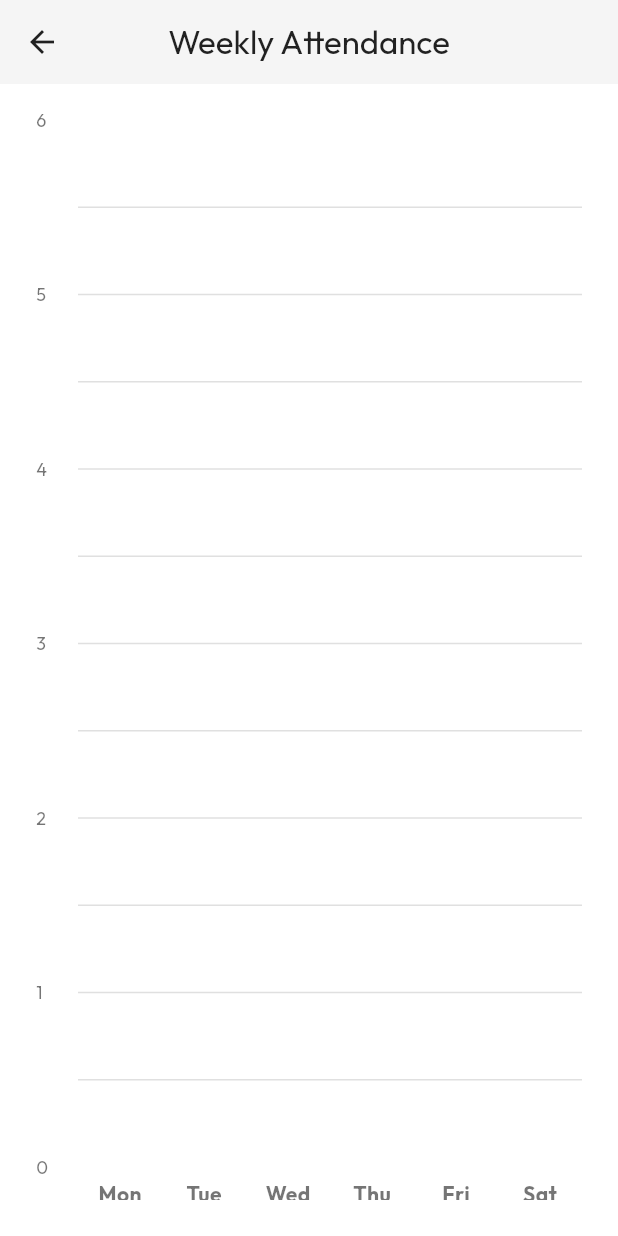
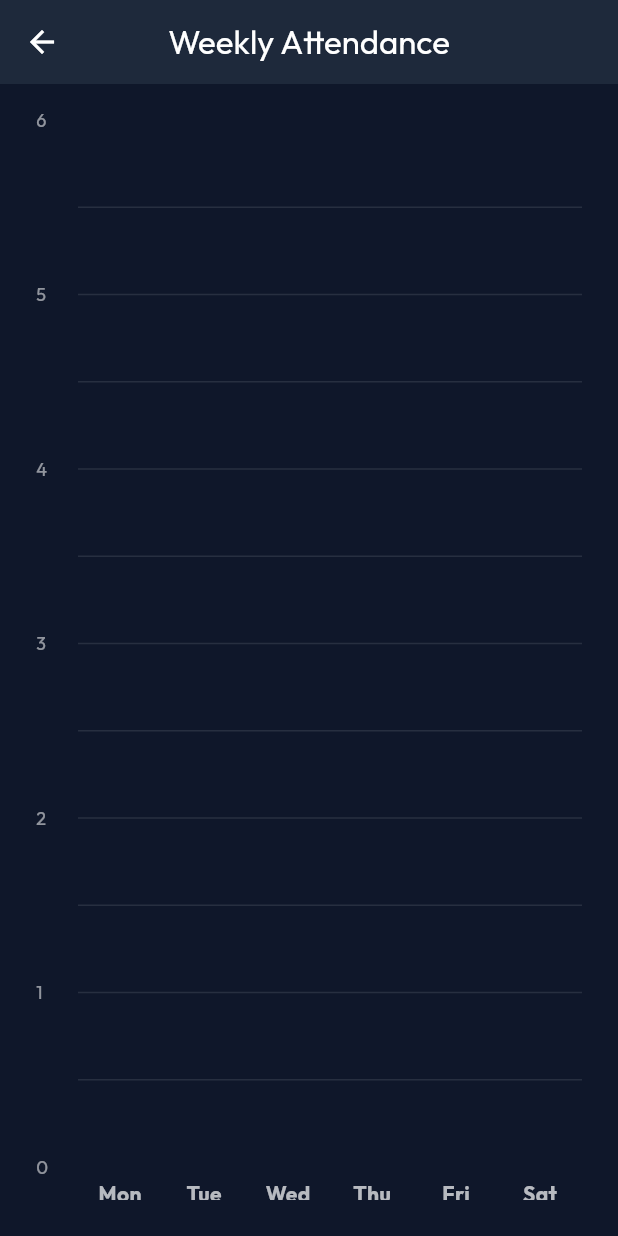
Before and after one commit to parthipanaideveloper/Face-Attendance-Management-, a Flutter app: the DashboardScreen screen opened directly, after a tap on "Analytical Chart", on a phone screen of 412 x 824 dp. Run offline on Flutter 3.47's test engine with Material 3 defaults, Android fonts, the phone set to English and light mode, and no system bars; drawn by our look-alikes of fl_chart, flutter_animate; our stand-ins replace camera, cloud_firestore, firebase_core, flutter_riverpod, flutter_tts, google_fonts and 2 more; missing offline and left inert: face_anti_spoofing_detector, google_mlkit_face_detection, tflite_flutter; accounts and stored records are empty.

Commit message:
feat: Enterprise Architecture, Riverpod, and Premium UI

```diff
--- /dev/null
+++ b/student_attendance_app/lib/core/providers/db_provider.dart
@@ -0,0 +1,6 @@
+import 'package:flutter_riverpod/flutter_riverpod.dart';
+import 'package:student_attendance_app/database/db_helper.dart';
+
+final databaseProvider = Provider<DatabaseHelper>((ref) {
+  return DatabaseHelper();
+});
--- /dev/null
+++ b/student_attendance_app/lib/features/admin/dashboard_screen.dart
@@ -0,0 +1,266 @@
+import 'dart:io';
+import 'package:flutter/material.dart';
+import 'package:path_provider/path_provider.dart';
+import 'package:share_plus/share_plus.dart';
+import 'package:flutter_riverpod/flutter_riverpod.dart';
+import 'package:student_attendance_app/features/admin/providers/dashboard_provider.dart';
+import 'package:student_attendance_app/features/admin/admin_settings_screen.dart';
+import 'package:student_attendance_app/core/theme/app_theme.dart';
+import 'package:student_attendance_app/core/providers/db_provider.dart';
+import 'package:intl/intl.dart';
+import 'package:fl_chart/fl_chart.dart';
+import 'package:local_auth/local_auth.dart';
+import 'package:flutter_animate/flutter_animate.dart';
+
+class DashboardScreen extends ConsumerWidget {
+  const DashboardScreen({super.key});
+
+  Future<void> _exportAndShareCSV(BuildContext context, WidgetRef ref) async {
+    final now = DateTime.now();
+    final monthStr = "${now.year}-${now.month.toString().padLeft(2, '0')}";
+    try {
+      final db = ref.read(databaseProvider);
+      final records = await db.getAttendanceByMonth(monthStr);
+      String csv = "Date,Name,RegNo,Dept,InTime,OutTime,Status,Hours,Salary\n";
+      for (var r in records) {
+        double hours = 0;
+        if (r['in_time'] != null && r['out_time'] != null) {
+          try {
+             final inFormat = DateFormat("hh:mm a").parse(r['in_time']);
+             final outFormat = DateFormat("hh:mm a").parse(r['out_time']);
+             hours = outFormat.difference(inFormat).inMinutes / 60.0;
+             if (hours < 0) hours += 24;
+          } catch(e) {}
+        }
+        final salary = hours * 12.0; // Hourly wage
+        csv += "${r['date']},${r['name']},${r['register_no']},${r['dept']},${r['in_time']},${r['out_time'] ?? '--:--:--'},${r['status']},${hours.toStringAsFixed(2)},\$${salary.toStringAsFixed(2)}\n";
+      }
+
+      final directory = await getTemporaryDirectory();
+      final path = "${directory.path}/report_$monthStr.csv";
+      final file = File(path);
+      await file.writeAsString(csv);
+      Share.shareXFiles([XFile(file.path, mimeType: 'text/csv')], text: 'Attendance Report for $monthStr');
+    } catch (e) {
+       ScaffoldMessenger.of(context).showSnackBar(SnackBar(content: Text("Export Error: $e")));
+    }
+  }
+
+  void _openChartScreen(BuildContext context, List<int> weeklyData, Map<String, dynamic> analytics) {
+    Navigator.push(context, MaterialPageRoute(builder: (context) {
+      int total = analytics['total_students'] ?? 0;
+      double maxY = total.toDouble();
+      if (maxY < 6) maxY = 6.0;
+
+      return Scaffold(
+        backgroundColor: AppTheme.bgColor,
+        appBar: AppBar(
+          title: const Text("Weekly Attendance", style: TextStyle(color: Colors.white)),
+          backgroundColor: AppTheme.cardColor,
+          iconTheme: const IconThemeData(color: Colors.white),
+        ),
+        body: Padding(
+          padding: const EdgeInsets.all(24.0),
+          child: BarChart(
+            BarChartData(
+              alignment: BarChartAlignment.spaceAround,
+              maxY: maxY,
+              barTouchData: BarTouchData(enabled: true),
+              titlesData: FlTitlesData(
+                show: true,
+                bottomTitles: AxisTitles(
+                  sideTitles: SideTitles(
+                    showTitles: true,
+                    getTitlesWidget: (double value, TitleMeta meta) {
+                      const style = TextStyle(color: Colors.white70, fontWeight: FontWeight.bold, fontSize: 14);
+                      String text;
+                      switch (value.toInt()) {
+                        case 0: text = 'Mon'; break;
+                        case 1: text = 'Tue'; break;
+                        case 2: text = 'Wed'; break;
+                        case 3: text = 'Thu'; break;
+                        case 4: text = 'Fri'; break;
+                        case 5: text = 'Sat'; break;
+                        default: text = ''; break;
+                      }
+                      return Padding(padding: const EdgeInsets.only(top: 8.0), child: Text(text, style: style));
+                    },
+                  ),
+                ),
+                leftTitles: AxisTitles(
+                  sideTitles: SideTitles(
+                    showTitles: true,
+                    reservedSize: 28,
+                    interval: 1,
+                    getTitlesWidget: (double value, TitleMeta meta) {
+                       return Text(value.toInt().toString(), style: const TextStyle(color: Colors.white54, fontSize: 12));
+                    }
+                  ),
+                ),
+                topTitles: const AxisTitles(sideTitles: SideTitles(showTitles: false)),
+                rightTitles: const AxisTitles(sideTitles: SideTitles(showTitles: false)),
+              ),
+              gridData: FlGridData(show: true, drawVerticalLine: false, getDrawingHorizontalLine: (val) => FlLine(color: Colors.white10, strokeWidth: 1)),
+              borderData: FlBorderData(show: false),
+              barGroups: List.generate(6, (i) {
+                return BarChartGroupData(
+                  x: i,
+                  barRods: [
+                    BarChartRodData(
+                      toY: weeklyData[i].toDouble(),
+                      gradient: const LinearGradient(colors: [AppTheme.accentCyan, AppTheme.accentEmerald], begin: Alignment.bottomCenter, end: Alignment.topCenter),
+                      width: 22,
+                      borderRadius: const BorderRadius.only(topLeft: Radius.circular(6), topRight: Radius.circular(6)),
+                    )
+                  ],
+                );
+              }),
+            ),
+          ).animate().fadeIn(duration: 600.ms).slideY(begin: 0.2, end: 0, curve: Curves.easeOutCubic),
+        ),
+      );
+    }));
+  }
+
+  Widget _buildMenuCard(String title, IconData icon, Color color, VoidCallback onTap) {
+    return InkWell(
+      onTap: onTap,
+      borderRadius: BorderRadius.circular(24),
+      child: Container(
+        decoration: BoxDecoration(
+          color: AppTheme.cardColor,
+          borderRadius: BorderRadius.circular(24),
+          border: Border.all(color: Colors.white.withOpacity(0.05)),
+          boxShadow: [BoxShadow(color: Colors.black.withOpacity(0.3), blurRadius: 15, offset: const Offset(0, 8))],
+        ),
+        child: Column(
+          mainAxisAlignment: MainAxisAlignment.center,
+          children: [
+            Container(
+              padding: const EdgeInsets.all(16),
+              decoration: BoxDecoration(
+                color: color.withOpacity(0.1),
+                shape: BoxShape.circle,
+              ),
+              child: Icon(icon, size: 40, color: color),
+            ),
+            const SizedBox(height: 16),
+            Text(title, textAlign: TextAlign.center, style: const TextStyle(color: Colors.white, fontSize: 16, fontWeight: FontWeight.bold)),
+          ],
+        ),
+      ),
+    );
+  }
+
+  @override
+  Widget build(BuildContext context, WidgetRef ref) {
+    final statsAsync = ref.watch(dashboardStatsProvider);
+    final weeklyAsync = ref.watch(dashboardWeeklyProvider);
+
+    return Container(
+      color: AppTheme.bgColor,
+      padding: const EdgeInsets.symmetric(horizontal: 24, vertical: 16),
+      child: Column(
+        crossAxisAlignment: CrossAxisAlignment.stretch,
+        children: [
+          const SizedBox(height: 40),
+          Row(
+            mainAxisAlignment: MainAxisAlignment.spaceBetween,
+            children: [
+              const Column(
+                crossAxisAlignment: CrossAxisAlignment.start,
+                children: [
+                  Text("Admin Dashboard", style: TextStyle(color: Colors.white, fontSize: 28, fontWeight: FontWeight.bold, letterSpacing: 1.2)),
+                  SizedBox(height: 4),
+                  Text("Welcome back, Super Admin", style: TextStyle(color: Colors.white54, fontSize: 14)),
+                ],
+              ),
+              Container(
+                height: 50, width: 50,
+                decoration: BoxDecoration(
+                  shape: BoxShape.circle,
+                  color: AppTheme.cardColor,
+                  border: Border.all(color: AppTheme.accentCyan, width: 2),
+                ),
+                child: const Icon(Icons.shield, color: AppTheme.accentCyan),
+              ).animate().scale(delay: 200.ms, duration: 400.ms, curve: Curves.easeOutBack),
+            ],
+          ).animate().fadeIn(duration: 400.ms).slideX(begin: -0.1, end: 0),
+
+          const SizedBox(height: 30),
+
+          // Stats row
+          statsAsync.when(
+            data: (stats) {
+              return Row(
+                children: [
+                  Expanded(child: _buildStatCard("Total Staff", stats['total_students'].toString(), Icons.people, AppTheme.accentCyan)),
+                  const SizedBox(width: 16),
+                  Expanded(child: _buildStatCard("Present Today", stats['present_today'].toString(), Icons.check_circle, AppTheme.accentEmerald)),
+                ],
+              ).animate().fadeIn(delay: 200.ms).slideY(begin: 0.1, end: 0);
+            },
+            loading: () => const Center(child: CircularProgressIndicator(color: AppTheme.accentCyan)),
+            error: (err, stack) => Text("Error loading stats: $err", style: const TextStyle(color: Colors.redAccent)),
+          ),
+
+          const SizedBox(height: 30),
+
+          Expanded(
+            child: GridView.count(
+              crossAxisCount: 2,
+              crossAxisSpacing: 20,
+              mainAxisSpacing: 20,
+              children: [
+                _buildMenuCard("Analytical Chart", Icons.bar_chart, AppTheme.accentEmerald, () {
+                  weeklyAsync.whenData((weekly) {
+                     statsAsync.whenData((stats) {
+                         _openChartScreen(context, weekly, stats);
+                     });
+                  });
+                }).animate().fadeIn(delay: 300.ms).scale(),
+                _buildMenuCard("Live View Reports", Icons.receipt_long, Colors.orangeAccent, () {
+                  // Implement live view screen push here
+                }).animate().fadeIn(delay: 400.ms).scale(),
+                _buildMenuCard("Export & Share", Icons.ios_share, AppTheme.accentCyan, () => _exportAndShareCSV(context, ref)).animate().fadeIn(delay: 500.ms).scale(),
+                _buildMenuCard("Admin Settings", Icons.admin_panel_settings, Colors.purpleAccent, () async {
+                  final LocalAuthentication auth = LocalAuthentication();
+                  bool authenticated = false;
+                  try {
+                    authenticated = await auth.authenticate(
+                      localizedReason: 'Authenticate to access Admin Settings',
+                      options: const AuthenticationOptions(stickyAuth: true),
+                    );
+                  } catch (e) { print(e); }
+                  if (authenticated && context.mounted) {
+                    Navigator.push(context, MaterialPageRoute(builder: (_) => const AdminSettingsScreen()));
+                  }
+                }).animate().fadeIn(delay: 600.ms).scale(),
+              ],
+            ),
+          )
+        ],
+      ),
+    );
+  }
+
+  Widget _buildStatCard(String title, String value, IconData icon, Color color) {
+    return Container(
+      padding: const EdgeInsets.all(20),
+      decoration: BoxDecoration(
+        gradient: LinearGradient(colors: [color.withOpacity(0.2), color.withOpacity(0.05)], begin: Alignment.topLeft, end: Alignment.bottomRight),
+        borderRadius: BorderRadius.circular(20),
+        border: Border.all(color: color.withOpacity(0.3)),
+      ),
+      child: Column(
+        crossAxisAlignment: CrossAxisAlignment.start,
+        children: [
+          Icon(icon, color: color, size: 28),
+          const SizedBox(height: 12),
+          Text(value, style: const TextStyle(color: Colors.white, fontSize: 32, fontWeight: FontWeight.bold)),
+          Text(title, style: TextStyle(color: Colors.white.withOpacity(0.7), fontSize: 14)),
+        ],
+      ),
+    );
+  }
+}
--- /dev/null
+++ b/student_attendance_app/lib/features/admin/providers/dashboard_provider.dart
@@ -0,0 +1,12 @@
+import 'package:flutter_riverpod/flutter_riverpod.dart';
+import 'package:student_attendance_app/core/providers/db_provider.dart';
+
+final dashboardStatsProvider = FutureProvider<Map<String, dynamic>>((ref) async {
+  final db = ref.watch(databaseProvider);
+  return await db.getDashboardAnalytics();
+});
+
+final dashboardWeeklyProvider = FutureProvider<List<int>>((ref) async {
+  final db = ref.watch(databaseProvider);
+  return await db.getWeeklyAttendanceCounts();
+});
--- a/student_attendance_app/lib/screens/dashboard_screen.dart
+++ /dev/null
@@ -1,278 +0,0 @@
-import 'dart:io';
-import 'package:flutter/material.dart';
-import 'package:path_provider/path_provider.dart';
-import 'package:share_plus/share_plus.dart';
-import 'package:student_attendance_app/database/db_helper.dart';
-import 'package:student_attendance_app/screens/admin_settings_screen.dart';
-import 'package:student_attendance_app/utils/theme.dart';
-import 'package:intl/intl.dart';
-import 'package:fl_chart/fl_chart.dart';
-import 'package:local_auth/local_auth.dart';
-
-class DashboardScreen extends StatefulWidget {
-  const DashboardScreen({super.key});
-  @override
-  State<DashboardScreen> createState() => _DashboardScreenState();
-}
-
-class _DashboardScreenState extends State<DashboardScreen> {
-  Map<String, dynamic> _analytics = {'total_students': 0, 'present_today': 0, 'late_today': 0, 'absent_today': 0};
-  List<Map<String, dynamic>> _todayRecords = [];
-  bool _loading = true;
-  final double hourlyWage = 12.0;
-
-  @override
-  void initState() {
-    super.initState();
-    _loadData();
-  }
-
-  Future<void> _loadData() async {
-    setState(() => _loading = true);
-    final today = DateTime.now();
-    final dateStr = "${today.year}-${today.month.toString().padLeft(2, '0')}-${today.day.toString().padLeft(2, '0')}";
-    _todayRecords = await DatabaseHelper().getAttendanceByDate(dateStr);
-    _analytics = await DatabaseHelper().getDashboardAnalytics();
-    setState(() => _loading = false);
-  }
-
-  Future<void> _exportAndShareCSV() async {
-    final now = DateTime.now();
-    final monthStr = "${now.year}-${now.month.toString().padLeft(2, '0')}";
-    try {
-      final records = await DatabaseHelper().getAttendanceByMonth(monthStr);
-      String csv = "Date,Name,RegNo,Dept,InTime,OutTime,Status,Hours,Salary\n";
-      for (var r in records) {
-        double hours = 0;
-        if (r['in_time'] != null && r['out_time'] != null) {
-          try {
-             final inFormat = DateFormat("hh:mm a").parse(r['in_time']);
-             final outFormat = DateFormat("hh:mm a").parse(r['out_time']);
-             hours = outFormat.difference(inFormat).inMinutes / 60.0;
-             if (hours < 0) hours += 24;
-          } catch(e) {}
-        }
-        final salary = hours * hourlyWage;
-        csv += "${r['date']},${r['name']},${r['register_no']},${r['dept']},${r['in_time']},${r['out_time'] ?? '--:--:--'},${r['status']},${hours.toStringAsFixed(2)},\$${salary.toStringAsFixed(2)}\n";
-      }
-
-      final directory = await getTemporaryDirectory();
-      final path = "${directory.path}/report_$monthStr.csv";
-      final file = File(path);
-      await file.writeAsString(csv);
-      Share.shareXFiles([XFile(file.path, mimeType: 'text/csv')], text: 'Attendance Report for $monthStr');
-    } catch (e) {
-       ScaffoldMessenger.of(context).showSnackBar(SnackBar(content: Text("Export Error: $e")));
-    }
-  }
-
-  void _openChartScreen() async {
-    setState(() => _loading = true);
-    List<int> weeklyData = await DatabaseHelper().getWeeklyAttendanceCounts();
-    setState(() => _loading = false);
-    if (!mounted) return;
-
-    Navigator.push(context, MaterialPageRoute(builder: (context) {
-      int total = _analytics['total_students'] ?? 0;
-      double maxY = total.toDouble();
-      if (maxY < 6) maxY = 6.0;
-
-      return Scaffold(
-        backgroundColor: Colors.white,
-        appBar: AppBar(
-          title: const Text("Weekly Attendance", style: TextStyle(color: Colors.black87)),
-          backgroundColor: Colors.grey[100],
-          iconTheme: const IconThemeData(color: Colors.black87),
-        ),
-        body: Padding(
-          padding: const EdgeInsets.all(24.0),
-          child: BarChart(
-            BarChartData(
-              alignment: BarChartAlignment.spaceAround,
-              maxY: maxY,
-              barTouchData: BarTouchData(enabled: false),
-              titlesData: FlTitlesData(
-                show: true,
-                bottomTitles: AxisTitles(
-                  sideTitles: SideTitles(
-                    showTitles: true,
-                    getTitlesWidget: (double value, TitleMeta meta) {
-                      const style = TextStyle(color: Colors.black54, fontWeight: FontWeight.bold, fontSize: 14);
-                      String text;
-                      switch (value.toInt()) {
-                        case 0: text = 'Mon'; break;
-                        case 1: text = 'Tue'; break;
-                        case 2: text = 'Wed'; break;
-                        case 3: text = 'Thu'; break;
-                        case 4: text = 'Fri'; break;
-                        case 5: text = 'Sat'; break;
-                        default: text = ''; break;
-                      }
-                      return Padding(padding: const EdgeInsets.only(top: 8.0), child: Text(text, style: style));
-                    },
-                  ),
-                ),
-                leftTitles: AxisTitles(
-                  sideTitles: SideTitles(
-                    showTitles: true,
-                    reservedSize: 28,
-                    interval: 1,
-                    getTitlesWidget: (double value, TitleMeta meta) {
-                       return Text(value.toInt().toString(), style: const TextStyle(color: Colors.black54, fontSize: 12));
-                    }
-                  ),
-                ),
-                topTitles: const AxisTitles(sideTitles: SideTitles(showTitles: false)),
-                rightTitles: const AxisTitles(sideTitles: SideTitles(showTitles: false)),
-              ),
-              gridData: FlGridData(show: true, drawVerticalLine: false, getDrawingHorizontalLine: (val) => FlLine(color: Colors.grey[300], strokeWidth: 1)),
-              borderData: FlBorderData(show: false),
-              barGroups: List.generate(6, (i) {
-                return BarChartGroupData(
-                  x: i,
-                  barRods: [
-                    BarChartRodData(
-                      toY: weeklyData[i].toDouble(),
-                      color: AppTheme.accentEmerald,
-                      width: 22,
-                      borderRadius: const BorderRadius.only(topLeft: Radius.circular(6), topRight: Radius.circular(6)),
-                    )
-                  ],
-                );
-              }),
-            ),
-          ),
-        ),
-      );
-    }));
-  }
-
-  void _openReportsScreen() {
-    Navigator.push(context, MaterialPageRoute(builder: (context) {
-      return Scaffold(
-        backgroundColor: Colors.white,
-        appBar: AppBar(
-          title: const Text("Live View Reports", style: TextStyle(color: Colors.black87)),
-          backgroundColor: Colors.grey[100],
-          iconTheme: const IconThemeData(color: Colors.black87),
-        ),
-        body: ListView.builder(
-          padding: const EdgeInsets.all(16),
-          itemCount: _todayRecords.length,
-          itemBuilder: (ctx, i) {
-            final r = _todayRecords[i];
-            String salaryTxt = "";
-            if (r['in_time'] != null && r['out_time'] != null) {
-              try {
-                final inF = DateFormat("hh:mm a").parse(r['in_time']);
-                final outF = DateFormat("hh:mm a").parse(r['out_time']);
-                double hrs = outF.difference(inF).inMinutes / 60.0;
-                if(hrs < 0) hrs += 24;
-                salaryTxt = " | \$${(hrs * hourlyWage).toStringAsFixed(2)}";
-              } catch(e) {}
-            }
-            return Card(
-              color: Colors.grey[50], margin: const EdgeInsets.only(bottom: 12),
-              elevation: 2,
-              child: ListTile(
-                leading: CircleAvatar(backgroundColor: r['status'] == 'Late' ? Colors.orange : AppTheme.accentEmerald, child: const Icon(Icons.person, color: Colors.white)),
-                title: Text(r['name'], style: const TextStyle(color: Colors.black87, fontWeight: FontWeight.bold)),
-                subtitle: Text("In: ${r['in_time']} - Out: ${r['out_time'] ?? '--:--'}\n${r['status']}$salaryTxt", style: const TextStyle(color: Colors.black54)),
-              ),
-            );
-          },
-        ),
-      );
-    }));
-  }
-
-  Widget _buildMenuCard(String title, IconData icon, Color color, VoidCallback onTap) {
-    return InkWell(
-      onTap: onTap,
-      borderRadius: BorderRadius.circular(20),
-      child: Container(
-        decoration: BoxDecoration(
-          color: Colors.white,
-          borderRadius: BorderRadius.circular(20),
-          border: Border.all(color: color.withOpacity(0.3)),
-          boxShadow: [BoxShadow(color: color.withOpacity(0.1), blurRadius: 10, spreadRadius: 2)],
-        ),
-        child: Column(
-          mainAxisAlignment: MainAxisAlignment.center,
-          children: [
-            Icon(icon, size: 50, color: color),
-            const SizedBox(height: 15),
-            Text(title, textAlign: TextAlign.center, style: const TextStyle(color: Colors.black87, fontSize: 16, fontWeight: FontWeight.bold)),
-          ],
-        ),
-      ),
-    );
-  }
-
-  @override
-  Widget build(BuildContext context) {
-    if (_loading) return const Center(child: CircularProgressIndicator(color: AppTheme.accentCyan));
-
-    return Container(
-      color: Colors.grey[50],
-      padding: const EdgeInsets.all(24),
-      child: Column(
-        crossAxisAlignment: CrossAxisAlignment.stretch,
-        children: [
-          const SizedBox(height: 40),
-          Center(
-            child: Container(
-              height: 100, width: 100,
-              padding: const EdgeInsets.all(12),
-              decoration: BoxDecoration(
-                color: Colors.white,
-                borderRadius: BorderRadius.circular(20),
-                boxShadow: [BoxShadow(color: AppTheme.accentCyan.withOpacity(0.2), blurRadius: 20, spreadRadius: 5)],
-                border: Border.all(color: AppTheme.accentCyan.withOpacity(0.5), width: 2),
-                gradient: LinearGradient(
-                  colors: [Colors.white, Colors.grey[100]!],
-                  begin: Alignment.topLeft,
-                  end: Alignment.bottomRight,
-                ),
-              ),
-              child: Image.asset('assets/tech_logo.png', fit: BoxFit.contain, errorBuilder: (c,e,s) => const Icon(Icons.business, color: AppTheme.accentCyan, size: 60)),
-            ),
-          ),
-          const SizedBox(height: 20),
-          const Text("Admin Dashboard", textAlign: TextAlign.center, style: TextStyle(color: Colors.black87, fontSize: 28, fontWeight: FontWeight.bold, letterSpacing: 1.2)),
-          const SizedBox(height: 40),
-
-          Expanded(
-            child: GridView.count(
-              crossAxisCount: 2,
-              crossAxisSpacing: 20,
-              mainAxisSpacing: 20,
-              children: [
-                _buildMenuCard("Analytical Chart", Icons.pie_chart, AppTheme.accentEmerald, _openChartScreen),
-                _buildMenuCard("Live View Reports", Icons.list_alt, Colors.orange, _openReportsScreen),
-                _buildMenuCard("Export & Share", Icons.share, AppTheme.accentCyan, _exportAndShareCSV),
-                _buildMenuCard("Admin Settings", Icons.settings, Colors.purpleAccent, () async {
-                  final LocalAuthentication auth = LocalAuthentication();
-                  bool authenticated = false;
-                  try {
-                    authenticated = await auth.authenticate(
-                      localizedReason: 'Please authenticate to access Admin Settings',
-                      options: const AuthenticationOptions(stickyAuth: true),
-                    );
-                  } catch (e) {
-                    print(e);
-                  }
-                  if (authenticated && mounted) {
-                    Navigator.push(context, MaterialPageRoute(builder: (_) => const AdminSettingsScreen()));
-                  } else if (mounted) {
-                    ScaffoldMessenger.of(context).showSnackBar(const SnackBar(content: Text("Authentication Failed"), backgroundColor: Colors.redAccent));
-                  }
-                }),
-              ],
-            ),
-          )
-        ],
-      ),
-    );
-  }
-}
--- a/student_attendance_app/pubspec.yaml
+++ b/student_attendance_app/pubspec.yaml
@@ -19,7 +19,7 @@ publish_to: 'none' # Remove this line if you wish to publish to pub.dev
 version: 1.0.0+1
 
 environment:
-  sdk: ^3.12.0
+  sdk: ^3.11.0
 
 # Dependencies specify other packages that your package needs in order to work.
 # To automatically upgrade your package dependencies to the latest versions
@@ -50,6 +50,7 @@ dependencies:
   face_anti_spoofing_detector: ^0.0.4
   firebase_core: ^4.9.0
   cloud_firestore: ^6.4.1
+  flutter_riverpod: ^2.6.1
 dev_dependencies:
   flutter_test:
     sdk: flutter
```
Also changed, not shown: student_attendance_app/lib/core/models/attendance_model.dart (added, +44 -0 lines), student_attendance_app/lib/core/models/student_model.dart (added, +37 -0 lines), student_attendance_app/lib/features/admin/admin_settings_screen.dart (renamed from student_attendance_app/lib/screens/admin_settings_screen.dart, +19 -10 lines), student_attendance_app/lib/features/admin/register_screen.dart (renamed from student_attendance_app/lib/screens/register_screen.dart, +9 -7 lines), student_attendance_app/lib/features/attendance/home_screen.dart (renamed from student_attendance_app/lib/screens/home_screen.dart, +5 -5 lines), student_attendance_app/lib/features/attendance/scanner_screen.dart (renamed from student_attendance_app/lib/screens/scanner_screen.dart, +11 -7 lines), student_attendance_app/lib/main.dart (+10 -3 lines), student_attendance_app/lib/core/theme/app_theme.dart (renamed from student_attendance_app/lib/utils/theme.dart), student_attendance_app/pubspec.lock.
